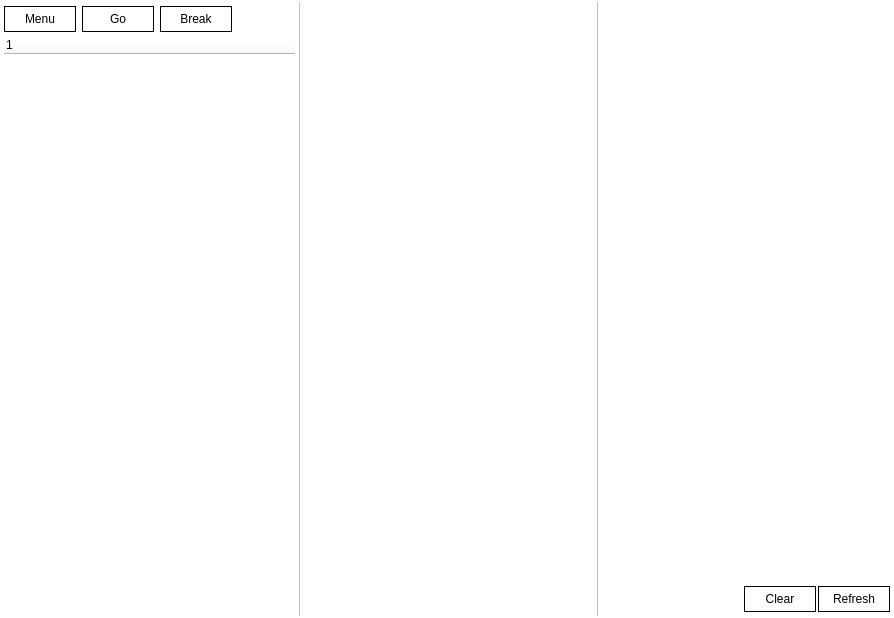
deszczowy/ny-coder, file src/mainwindow.ui: the form before one commit.
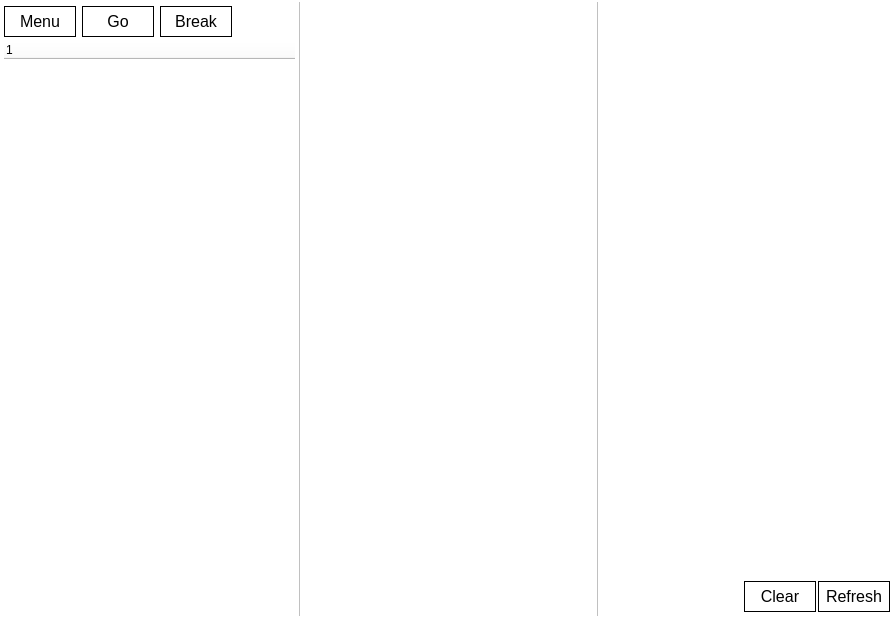
The form after the commit.

The edit to the form file:
```diff
--- a/src/mainwindow.ui
+++ b/src/mainwindow.ui
@@ -54,6 +54,9 @@
 border-radius: 0;
 padding: 5px;
 min-width: 60px;
+
+font-family: 'URW Gothic L';
+font-size: 16px;
 }
 
 QComboBox
```
